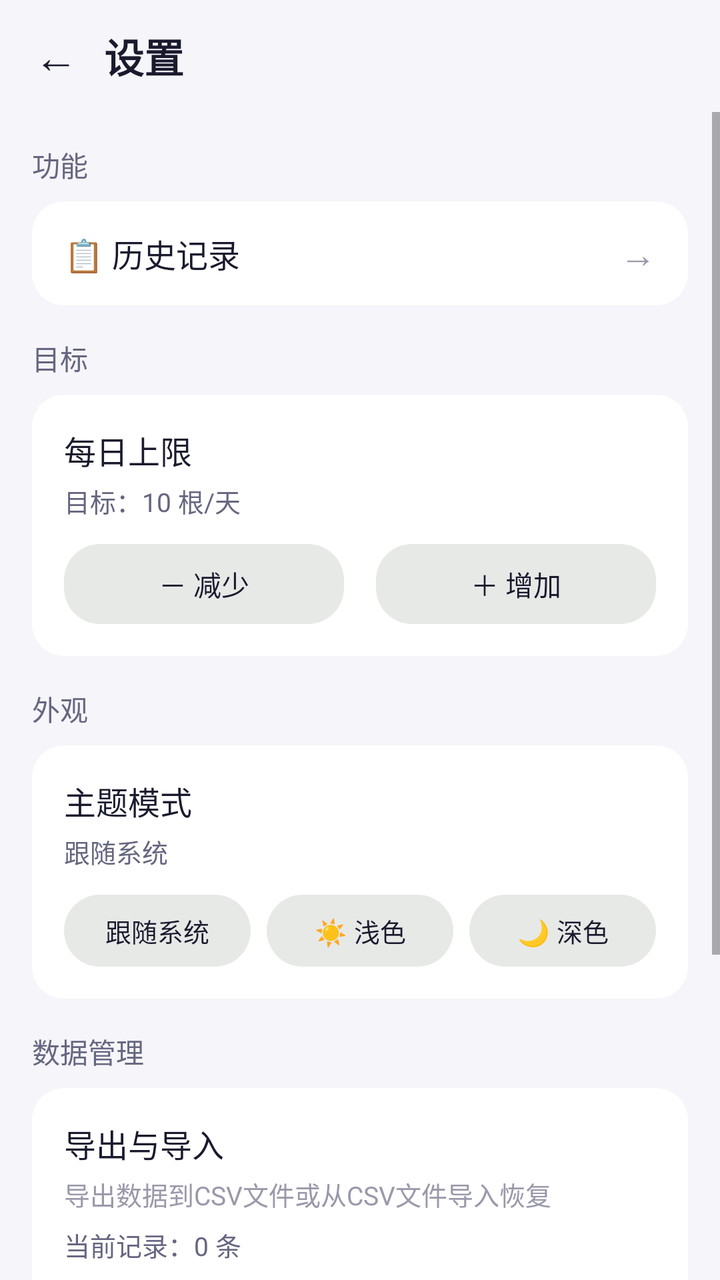
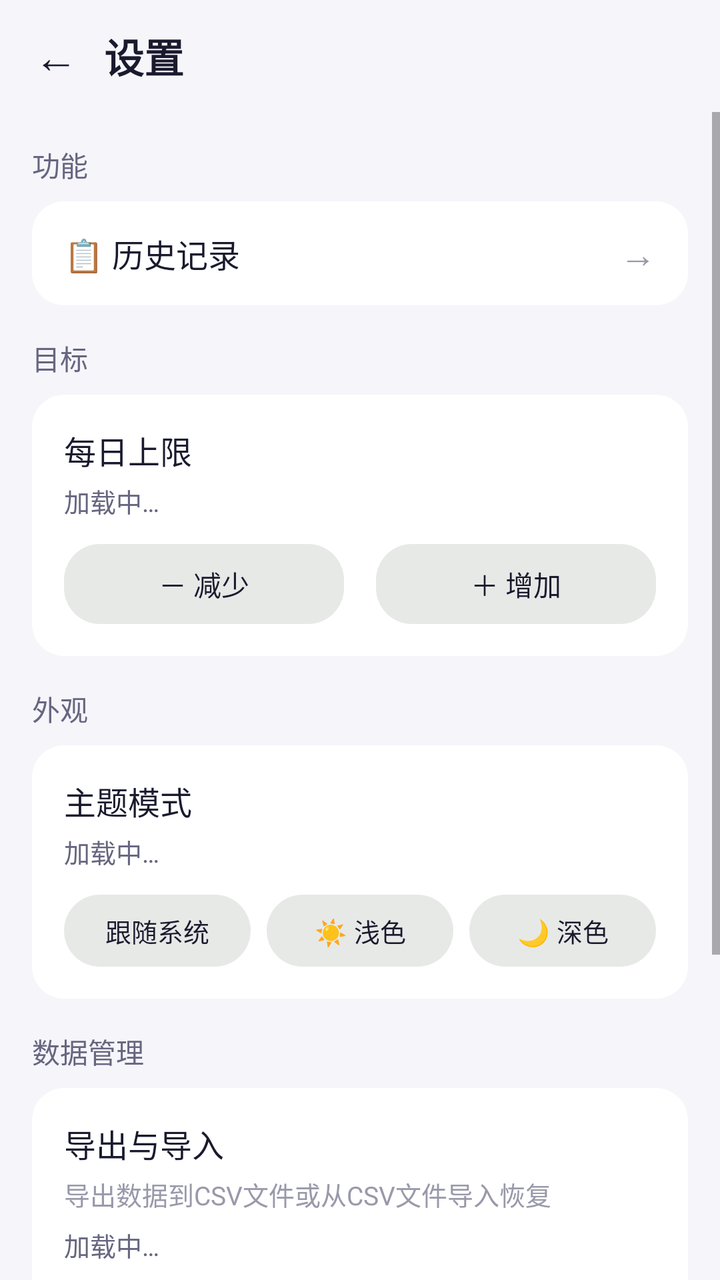

Before-and-after screenshots of an Android layout around one commit, followed by the original layout XML and the change that was made.
<!-- AndroidManifest.xml: application theme Theme.QuitSmoke -->
<!-- res/layout/activity_settings.xml -->
<?xml version="1.0" encoding="utf-8"?>
<LinearLayout xmlns:android="http://schemas.android.com/apk/res/android"
    android:layout_width="match_parent"
    android:layout_height="match_parent"
    android:background="@color/bg_main"
    android:orientation="vertical"
    android:fitsSystemWindows="true">

    
    <LinearLayout
        android:layout_width="match_parent"
        android:layout_height="56dp"
        android:gravity="center_vertical"
        android:paddingStart="4dp"
        android:paddingEnd="16dp">

        <TextView
            android:id="@+id/btn_back_settings"
            android:layout_width="48dp"
            android:layout_height="48dp"
            android:gravity="center"
            android:text="←"
            android:textColor="@color/text_primary"
            android:textSize="22sp"
            android:clickable="true"
            android:focusable="true" />

        <TextView
            android:layout_width="wrap_content"
            android:layout_height="wrap_content"
            android:text="设置"
            android:textColor="@color/text_primary"
            android:textSize="20sp"
            android:textStyle="bold" />
    </LinearLayout>

    <ScrollView
        android:layout_width="match_parent"
        android:layout_height="match_parent"
        android:fillViewport="true">

        <LinearLayout
            android:layout_width="match_parent"
            android:layout_height="wrap_content"
            android:orientation="vertical"
            android:padding="16dp">

            
            <TextView
                android:layout_width="wrap_content"
                android:layout_height="wrap_content"
                android:text="功能"
                android:textColor="@color/text_secondary"
                android:textSize="14sp"
                android:layout_marginBottom="8dp" />

            <LinearLayout
                android:layout_width="match_parent"
                android:layout_height="wrap_content"
                android:background="@drawable/card_background"
                android:orientation="vertical"
                android:layout_marginBottom="16dp">

                
                <LinearLayout
                    android:id="@+id/item_history"
                    android:layout_width="match_parent"
                    android:layout_height="52dp"
                    android:gravity="center_vertical"
                    android:orientation="horizontal"
                    android:paddingStart="16dp"
                    android:paddingEnd="16dp"
                    android:clickable="true"
                    android:focusable="true"
                    android:background="?attr/selectableItemBackground">

                    <TextView
                        android:layout_width="0dp"
                        android:layout_height="wrap_content"
                        android:layout_weight="1"
                        android:text="📋 历史记录"
                        android:textColor="@color/text_primary"
                        android:textSize="16sp" />

                    <TextView
                        android:layout_width="wrap_content"
                        android:layout_height="wrap_content"
                        android:text="→"
                        android:textColor="@color/text_hint"
                        android:textSize="18sp" />
                </LinearLayout>

            </LinearLayout>

            
            <TextView
                android:layout_width="wrap_content"
                android:layout_height="wrap_content"
                android:text="目标"
                android:textColor="@color/text_secondary"
                android:textSize="14sp"
                android:layout_marginBottom="8dp" />

            <LinearLayout
                android:layout_width="match_parent"
                android:layout_height="wrap_content"
                android:background="@drawable/card_background"
                android:orientation="vertical"
                android:padding="16dp"
                android:layout_marginBottom="16dp">

                <TextView
                    android:layout_width="wrap_content"
                    android:layout_height="wrap_content"
                    android:text="每日上限"
                    android:textColor="@color/text_primary"
                    android:textSize="16sp" />

                <TextView
                    android:id="@+id/tv_daily_target"
                    android:layout_width="wrap_content"
                    android:layout_height="wrap_content"
                    android:layout_marginTop="4dp"
                    android:text="目标：10 根/天"
                    android:textColor="@color/text_secondary"
                    android:textSize="13sp" />

                <LinearLayout
                    android:layout_width="match_parent"
                    android:layout_height="wrap_content"
                    android:layout_marginTop="12dp"
                    android:orientation="horizontal">

                    <TextView
                        android:id="@+id/btn_target_minus"
                        android:layout_width="0dp"
                        android:layout_height="40dp"
                        android:layout_weight="1"
                        android:background="@drawable/btn_undo_bg"
                        android:clickable="true"
                        android:focusable="true"
                        android:gravity="center"
                        android:text="－ 减少"
                        android:textColor="@color/text_primary"
                        android:textSize="14sp"
                        android:layout_marginEnd="8dp" />

                    <TextView
                        android:id="@+id/btn_target_plus"
                        android:layout_width="0dp"
                        android:layout_height="40dp"
                        android:layout_weight="1"
                        android:background="@drawable/btn_undo_bg"
                        android:clickable="true"
                        android:focusable="true"
                        android:gravity="center"
                        android:text="＋ 增加"
                        android:textColor="@color/text_primary"
                        android:textSize="14sp"
                        android:layout_marginStart="8dp" />
                </LinearLayout>
            </LinearLayout>

            
            <TextView
                android:layout_width="wrap_content"
                android:layout_height="wrap_content"
                android:text="外观"
                android:textColor="@color/text_secondary"
                android:textSize="14sp"
                android:layout_marginBottom="8dp" />

            <LinearLayout
                android:layout_width="match_parent"
                android:layout_height="wrap_content"
                android:background="@drawable/card_background"
                android:orientation="vertical"
                android:padding="16dp"
                android:layout_marginBottom="16dp">

                
                <TextView
                    android:layout_width="wrap_content"
                    android:layout_height="wrap_content"
                    android:text="主题模式"
                    android:textColor="@color/text_primary"
                    android:textSize="16sp" />

                <TextView
                    android:id="@+id/tv_theme_mode"
                    android:layout_width="wrap_content"
                    android:layout_height="wrap_content"
                    android:layout_marginTop="4dp"
                    android:text="跟随系统"
                    android:textColor="@color/text_secondary"
                    android:textSize="13sp" />

                <LinearLayout
                    android:layout_width="match_parent"
                    android:layout_height="wrap_content"
                    android:layout_marginTop="12dp"
                    android:orientation="horizontal">

                    <TextView
                        android:id="@+id/btn_theme_system"
                        android:layout_width="0dp"
                        android:layout_height="36dp"
                        android:layout_weight="1"
                        android:background="@drawable/btn_undo_bg"
                        android:clickable="true"
                        android:focusable="true"
                        android:gravity="center"
                        android:text="跟随系统"
                        android:textColor="@color/text_primary"
                        android:textSize="13sp"
                        android:layout_marginEnd="4dp" />

                    <TextView
                        android:id="@+id/btn_theme_light"
                        android:layout_width="0dp"
                        android:layout_height="36dp"
                        android:layout_weight="1"
                        android:background="@drawable/btn_undo_bg"
                        android:clickable="true"
                        android:focusable="true"
                        android:gravity="center"
                        android:text="☀️ 浅色"
                        android:textColor="@color/text_primary"
                        android:textSize="13sp"
                        android:layout_marginStart="4dp"
                        android:layout_marginEnd="4dp" />

                    <TextView
                        android:id="@+id/btn_theme_dark"
                        android:layout_width="0dp"
                        android:layout_height="36dp"
                        android:layout_weight="1"
                        android:background="@drawable/btn_undo_bg"
                        android:clickable="true"
                        android:focusable="true"
                        android:gravity="center"
                        android:text="🌙 深色"
                        android:textColor="@color/text_primary"
                        android:textSize="13sp"
                        android:layout_marginStart="4dp" />
                </LinearLayout>
            </LinearLayout>

            
            <TextView
                android:layout_width="wrap_content"
                android:layout_height="wrap_content"
                android:text="数据管理"
                android:textColor="@color/text_secondary"
                android:textSize="14sp"
                android:layout_marginBottom="8dp" />

            <LinearLayout
                android:layout_width="match_parent"
                android:layout_height="wrap_content"
                android:background="@drawable/card_background"
                android:orientation="vertical"
                android:padding="16dp"
                android:layout_marginBottom="16dp">

                <TextView
                    android:layout_width="wrap_content"
                    android:layout_height="wrap_content"
                    android:text="导出与导入"
                    android:textColor="@color/text_primary"
                    android:textSize="16sp" />

                <TextView
                    android:layout_width="wrap_content"
                    android:layout_height="wrap_content"
                    android:layout_marginTop="4dp"
                    android:text="导出数据到CSV文件或从CSV文件导入恢复"
                    android:textColor="@color/text_hint"
                    android:textSize="13sp" />

                <TextView
                    android:id="@+id/tv_total_records"
                    android:layout_width="wrap_content"
                    android:layout_height="wrap_content"
                    android:layout_marginTop="6dp"
                    android:text="当前记录：0 条"
                    android:textColor="@color/text_secondary"
                    android:textSize="13sp" />

                <LinearLayout
                    android:layout_width="match_parent"
                    android:layout_height="wrap_content"
                    android:layout_marginTop="12dp"
                    android:orientation="horizontal">

                    
                    <TextView
                        android:id="@+id/btn_export"
                        android:layout_width="0dp"
                        android:layout_height="40dp"
                        android:layout_weight="1"
                        android:background="@drawable/btn_undo_bg"
                        android:clickable="true"
                        android:focusable="true"
                        android:gravity="center"
                        android:text="📤 导出数据"
                        android:textColor="@color/text_primary"
                        android:textSize="14sp"
                        android:layout_marginEnd="8dp" />

                    
                    <TextView
                        android:id="@+id/btn_import"
                        android:layout_width="0dp"
                        android:layout_height="40dp"
                        android:layout_weight="1"
                        android:background="@drawable/btn_undo_bg"
                        android:clickable="true"
                        android:focusable="true"
                        android:gravity="center"
                        android:text="📥 导入数据"
                        android:textColor="@color/text_primary"
                        android:textSize="14sp"
                        android:layout_marginStart="8dp" />
                </LinearLayout>

                
                <TextView
                    android:id="@+id/tv_export_result"
                    android:layout_width="match_parent"
                    android:layout_height="wrap_content"
                    android:layout_marginTop="8dp"
                    android:textColor="@color/green_good"
                    android:textSize="12sp"
                    android:visibility="gone" />
            </LinearLayout>

            
            <TextView
                android:layout_width="wrap_content"
                android:layout_height="wrap_content"
                android:text="关于"
                android:textColor="@color/text_secondary"
                android:textSize="14sp"
                android:layout_marginBottom="8dp" />

            <LinearLayout
                android:layout_width="match_parent"
                android:layout_height="wrap_content"
                android:background="@drawable/card_background"
                android:orientation="vertical"
                android:padding="16dp">

                <TextView
                    android:id="@+id/tv_app_version"
                    android:layout_width="wrap_content"
                    android:layout_height="wrap_content"
                    android:text="抽了吗"
                    android:textColor="@color/text_primary"
                    android:textSize="16sp"
                    android:textStyle="bold" />

                <TextView
                    android:layout_width="wrap_content"
                    android:layout_height="wrap_content"
                    android:layout_marginTop="8dp"
                    android:text="每一次点击，都是对自己的觉察。\n你比你想象的更强大。"
                    android:textColor="@color/text_hint"
                    android:textSize="13sp"
                    android:lineSpacingExtra="4dp" />
            </LinearLayout>

        </LinearLayout>
    </ScrollView>
</LinearLayout>
<!-- resources referenced by this layout -->
<resources>
  <color name="bg_main">#F5F5FA</color>
  <color name="green_good">#4CAF50</color>
  <color name="text_hint">#9999AA</color>
  <color name="text_primary">#1A1A2E</color>
  <color name="text_secondary">#666680</color>
  <!-- drawable btn_undo_bg (drawable) -->
  <?xml version="1.0" encoding="utf-8"?>
  <shape xmlns:android="http://schemas.android.com/apk/res/android"
      android:shape="rectangle">
      <solid android:color="@color/btn_secondary_bg" />
      <corners android:radius="18dp" />
  </shape>
  <!-- drawable card_background (drawable) -->
  <?xml version="1.0" encoding="utf-8"?>
  <shape xmlns:android="http://schemas.android.com/apk/res/android"
      android:shape="rectangle">
      <solid android:color="@color/card_bg" />
      <corners android:radius="16dp" />
  </shape>
  <style name="Theme.QuitSmoke" parent="Theme.MaterialComponents.DayNight.NoActionBar">
          <item name="colorPrimary">#FF6B6B</item>
          <item name="colorPrimaryVariant">#EE5A24</item>
          <item name="colorOnPrimary">#FFFFFF</item>
          <item name="colorSecondary">#4CAF50</item>
          <item name="colorSecondaryVariant">#66BB6A</item>
          <item name="colorOnSecondary">#FFFFFF</item>
          <item name="android:windowBackground">@color/bg_main</item>
          
          <item name="android:statusBarColor">@android:color/transparent</item>
          <item name="android:navigationBarColor">@color/nav_bar</item>
          <item name="android:windowTranslucentStatus">false</item>
          <item name="android:windowDrawsSystemBarBackgrounds">true</item>
      </style>
  <color name="btn_secondary_bg">#1A1A2E1A</color>
  <color name="card_bg">#FFFFFF</color>
  <color name="nav_bar">#F5F5FA</color>
</resources>

<!-- the commit's change to res/layout/activity_settings.xml (unified diff, before → after) -->
@@ -19,7 +19,7 @@
             android:layout_width="48dp"
             android:layout_height="48dp"
             android:gravity="center"
-            android:text="←"
+            android:text="@string/btn_back"
             android:textColor="@color/text_primary"
             android:textSize="22sp"
             android:clickable="true"
@@ -28,7 +28,7 @@
         <TextView
             android:layout_width="wrap_content"
             android:layout_height="wrap_content"
-            android:text="设置"
+            android:text="@string/title_settings"
             android:textColor="@color/text_primary"
             android:textSize="20sp"
             android:textStyle="bold" />
@@ -49,7 +49,7 @@
             <TextView
                 android:layout_width="wrap_content"
                 android:layout_height="wrap_content"
-                android:text="功能"
+                android:text="@string/section_function"
                 android:textColor="@color/text_secondary"
                 android:textSize="14sp"
                 android:layout_marginBottom="8dp" />
@@ -78,7 +78,7 @@
                         android:layout_width="0dp"
                         android:layout_height="wrap_content"
                         android:layout_weight="1"
-                        android:text="📋 历史记录"
+                        android:text="@string/menu_history"
                         android:textColor="@color/text_primary"
                         android:textSize="16sp" />
 
@@ -96,7 +96,7 @@
             <TextView
                 android:layout_width="wrap_content"
                 android:layout_height="wrap_content"
-                android:text="目标"
+                android:text="@string/section_goal"
                 android:textColor="@color/text_secondary"
                 android:textSize="14sp"
                 android:layout_marginBottom="8dp" />
@@ -112,7 +112,7 @@
                 <TextView
                     android:layout_width="wrap_content"
                     android:layout_height="wrap_content"
-                    android:text="每日上限"
+                    android:text="@string/label_daily_target"
                     android:textColor="@color/text_primary"
                     android:textSize="16sp" />
 
@@ -121,7 +121,7 @@
                     android:layout_width="wrap_content"
                     android:layout_height="wrap_content"
                     android:layout_marginTop="4dp"
-                    android:text="目标：10 根/天"
+                    android:text="@string/loading"
                     android:textColor="@color/text_secondary"
                     android:textSize="13sp" />
 
@@ -140,7 +140,7 @@
                         android:clickable="true"
                         android:focusable="true"
                         android:gravity="center"
-                        android:text="－ 减少"
+                        android:text="@string/btn_target_minus"
                         android:textColor="@color/text_primary"
                         android:textSize="14sp"
                         android:layout_marginEnd="8dp" />
@@ -154,7 +154,7 @@
                         android:clickable="true"
                         android:focusable="true"
                         android:gravity="center"
-                        android:text="＋ 增加"
+                        android:text="@string/btn_target_plus"
                         android:textColor="@color/text_primary"
                         android:textSize="14sp"
                         android:layout_marginStart="8dp" />
@@ -165,7 +165,7 @@
             <TextView
                 android:layout_width="wrap_content"
                 android:layout_height="wrap_content"
-                android:text="外观"
+                android:text="@string/section_appearance"
                 android:textColor="@color/text_secondary"
                 android:textSize="14sp"
                 android:layout_marginBottom="8dp" />
@@ -182,7 +182,7 @@
                 <TextView
                     android:layout_width="wrap_content"
                     android:layout_height="wrap_content"
-                    android:text="主题模式"
+                    android:text="@string/label_theme_mode"
                     android:textColor="@color/text_primary"
                     android:textSize="16sp" />
 
@@ -191,7 +191,7 @@
                     android:layout_width="wrap_content"
                     android:layout_height="wrap_content"
                     android:layout_marginTop="4dp"
-                    android:text="跟随系统"
+                    android:text="@string/loading"
                     android:textColor="@color/text_secondary"
                     android:textSize="13sp" />
 
@@ -210,7 +210,7 @@
                         android:clickable="true"
                         android:focusable="true"
                         android:gravity="center"
-                        android:text="跟随系统"
+                        android:text="@string/theme_system"
                         android:textColor="@color/text_primary"
                         android:textSize="13sp"
                         android:layout_marginEnd="4dp" />
@@ -224,7 +224,7 @@
                         android:clickable="true"
                         android:focusable="true"
                         android:gravity="center"
-                        android:text="☀️ 浅色"
+                        android:text="@string/theme_light"
                         android:textColor="@color/text_primary"
                         android:textSize="13sp"
                         android:layout_marginStart="4dp"
@@ -239,7 +239,7 @@
                         android:clickable="true"
                         android:focusable="true"
                         android:gravity="center"
-                        android:text="🌙 深色"
+                        android:text="@string/theme_dark"
                         android:textColor="@color/text_primary"
                         android:textSize="13sp"
                         android:layout_marginStart="4dp" />
@@ -250,7 +250,7 @@
             <TextView
                 android:layout_width="wrap_content"
                 android:layout_height="wrap_content"
-                android:text="数据管理"
+                android:text="@string/section_data"
                 android:textColor="@color/text_secondary"
                 android:textSize="14sp"
                 android:layout_marginBottom="8dp" />
@@ -266,7 +266,7 @@
                 <TextView
                     android:layout_width="wrap_content"
                     android:layout_height="wrap_content"
-                    android:text="导出与导入"
+                    android:text="@string/label_export_import"
                     android:textColor="@color/text_primary"
                     android:textSize="16sp" />
 
@@ -274,7 +274,7 @@
                     android:layout_width="wrap_content"
                     android:layout_height="wrap_content"
                     android:layout_marginTop="4dp"
-                    android:text="导出数据到CSV文件或从CSV文件导入恢复"
+                    android:text="@string/label_export_import_desc"
                     android:textColor="@color/text_hint"
                     android:textSize="13sp" />
 
@@ -283,7 +283,7 @@
                     android:layout_width="wrap_content"
                     android:layout_height="wrap_content"
                     android:layout_marginTop="6dp"
-                    android:text="当前记录：0 条"
+                    android:text="@string/loading"
                     android:textColor="@color/text_secondary"
                     android:textSize="13sp" />
 
@@ -303,7 +303,7 @@
                         android:clickable="true"
                         android:focusable="true"
                         android:gravity="center"
-                        android:text="📤 导出数据"
+                        android:text="@string/btn_export"
                         android:textColor="@color/text_primary"
                         android:textSize="14sp"
                         android:layout_marginEnd="8dp" />
@@ -318,7 +318,7 @@
                         android:clickable="true"
                         android:focusable="true"
                         android:gravity="center"
-                        android:text="📥 导入数据"
+                        android:text="@string/btn_import"
                         android:textColor="@color/text_primary"
                         android:textSize="14sp"
                         android:layout_marginStart="8dp" />
@@ -339,7 +339,7 @@
             <TextView
                 android:layout_width="wrap_content"
                 android:layout_height="wrap_content"
-                android:text="关于"
+                android:text="@string/section_about"
                 android:textColor="@color/text_secondary"
                 android:textSize="14sp"
                 android:layout_marginBottom="8dp" />
@@ -355,7 +355,7 @@
                     android:id="@+id/tv_app_version"
                     android:layout_width="wrap_content"
                     android:layout_height="wrap_content"
-                    android:text="抽了吗"
+                    android:text="@string/loading"
                     android:textColor="@color/text_primary"
                     android:textSize="16sp"
                     android:textStyle="bold" />
@@ -364,7 +364,7 @@
                     android:layout_width="wrap_content"
                     android:layout_height="wrap_content"
                     android:layout_marginTop="8dp"
-                    android:text="每一次点击，都是对自己的觉察。\n你比你想象的更强大。"
+                    android:text="@string/about_quote"
                     android:textColor="@color/text_hint"
                     android:textSize="13sp"
                     android:lineSpacingExtra="4dp" />
<!-- resource entries referenced after the edit -->
@@ -19,6 +19,27 @@
       <solid android:color="@color/card_bg" />
       <corners android:radius="16dp" />
   </shape>
+  <string name="about_quote">每一次点击，都是对自己的觉察。\n你比你想象的更强大。</string>
+  <string name="btn_back">←</string>
+  <string name="btn_export">📤 导出数据</string>
+  <string name="btn_import">📥 导入数据</string>
+  <string name="btn_target_minus">－ 减少</string>
+  <string name="btn_target_plus">＋ 增加</string>
+  <string name="label_daily_target">每日上限</string>
+  <string name="label_export_import">导出与导入</string>
+  <string name="label_export_import_desc">导出数据到CSV文件或从CSV文件导入恢复</string>
+  <string name="label_theme_mode">主题模式</string>
+  <string name="loading">加载中…</string>
+  <string name="menu_history">📋 历史记录</string>
+  <string name="section_about">关于</string>
+  <string name="section_appearance">外观</string>
+  <string name="section_data">数据管理</string>
+  <string name="section_function">功能</string>
+  <string name="section_goal">目标</string>
+  <string name="theme_dark">🌙 深色</string>
+  <string name="theme_light">☀️ 浅色</string>
+  <string name="theme_system">跟随系统</string>
+  <string name="title_settings">设置</string>
   <style name="Theme.QuitSmoke" parent="Theme.MaterialComponents.DayNight.NoActionBar">
           <item name="colorPrimary">#FF6B6B</item>
           <item name="colorPrimaryVariant">#EE5A24</item>
@@ -28,13 +49,14 @@
           <item name="colorOnSecondary">#FFFFFF</item>
           <item name="android:windowBackground">@color/bg_main</item>
           
-          <item name="android:statusBarColor">@android:color/transparent</item>
+          <item name="android:statusBarColor">@color/status_bar</item>
           <item name="android:navigationBarColor">@color/nav_bar</item>
           <item name="android:windowTranslucentStatus">false</item>
           <item name="android:windowDrawsSystemBarBackgrounds">true</item>
       </style>
   <color name="btn_secondary_bg">#1A1A2E1A</color>
   <color name="card_bg">#FFFFFF</color>
+  <color name="status_bar">#F5F5FA</color>
   <color name="nav_bar">#F5F5FA</color>
 </resources>
 
